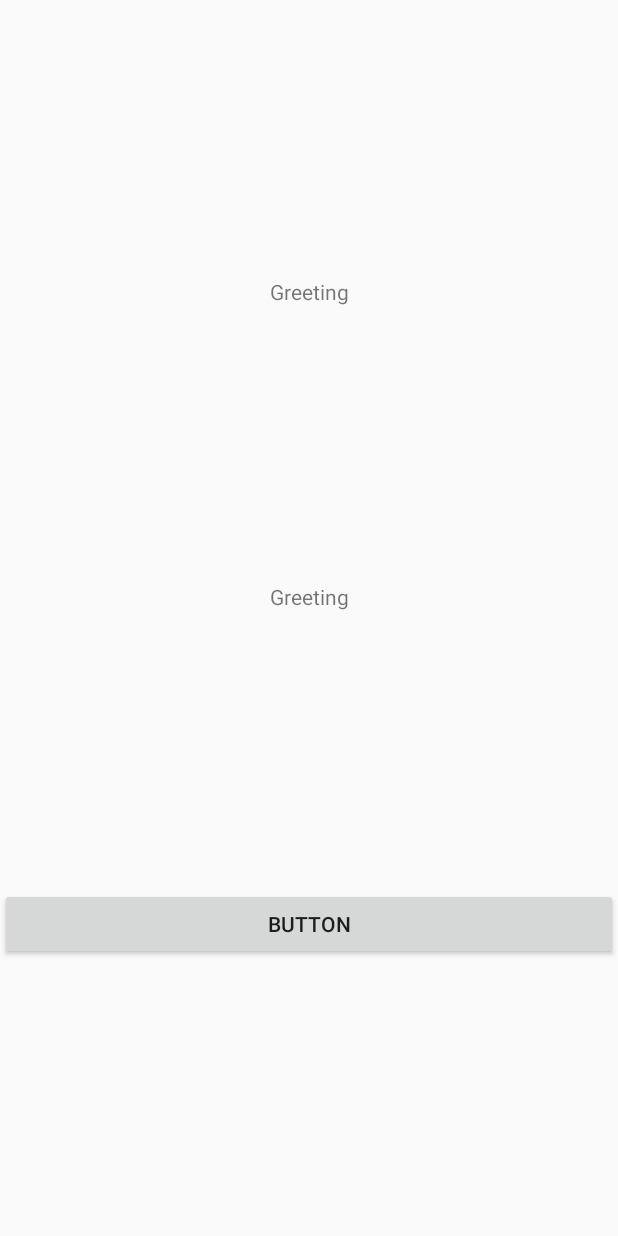
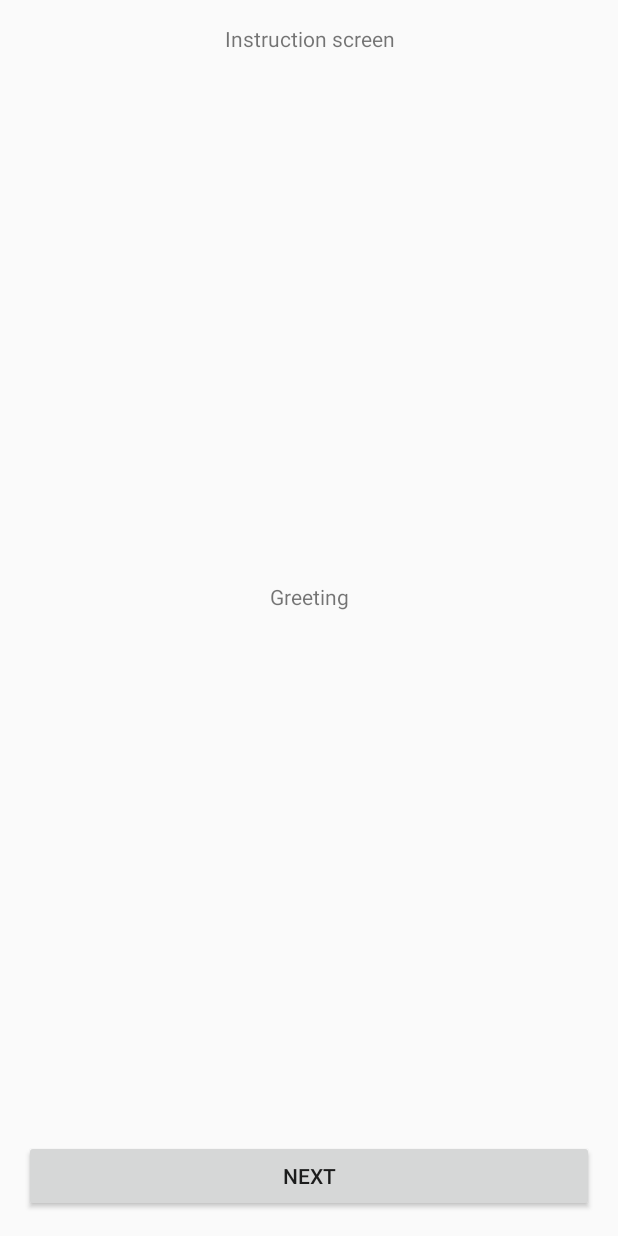
Before and after one commit to udacity/nd940-android-kotlin-course1-starter, an Android app: the OnboardInstructionFragment screen opened through its navigation route, on a phone screen of 412 x 824 dp. Run offline under Robolectric (Android 15) with nearby library versions, the phone set to English and light mode, and no system bars; our stand-ins replace data binding.

Commit message:
update onboard and instruction layouts

```diff
--- a/starter/app/src/main/java/com/udacity/shoestore/OnboardFragment.kt
+++ b/starter/app/src/main/java/com/udacity/shoestore/OnboardFragment.kt
@@ -23,7 +23,6 @@ class OnboardFragment : Fragment() {
         binding.apply {
             val res = resources
             greetingText.text = String.format(res.getString(R.string.onboard_greeting), "Hiep")
-            greetingText.setTextColor(Color.parseColor("#bdbdbd"))
         }
 
         binding.nextButton.setOnClickListener (
--- a/starter/app/src/main/java/com/udacity/shoestore/OnboardInstructionFragment.kt
+++ b/starter/app/src/main/java/com/udacity/shoestore/OnboardInstructionFragment.kt
@@ -6,7 +6,9 @@ import android.view.LayoutInflater
 import android.view.View
 import android.view.ViewGroup
 import androidx.databinding.DataBindingUtil
+import androidx.navigation.Navigation
 import com.udacity.shoestore.databinding.FragmentOnboardInstructionBinding
+import java.lang.String
 
 class OnboardInstructionFragment : Fragment() {
     override fun onCreateView(
@@ -20,6 +22,12 @@ class OnboardInstructionFragment : Fragment() {
             container,
             false
         )
+
+
+        binding.nextButton.setOnClickListener (
+            Navigation.createNavigateOnClickListener(R.id.action_onboardInstructionFragment_to_shoeListingFragment)
+        )
+
         return binding.root
     }
 }
--- a/starter/app/src/main/res/layout/fragment_onboard_instruction.xml
+++ b/starter/app/src/main/res/layout/fragment_onboard_instruction.xml
@@ -6,20 +6,23 @@
 
     <androidx.constraintlayout.widget.ConstraintLayout
         android:layout_width="match_parent"
-        android:layout_height="match_parent">
+        android:layout_height="match_parent"
+        android:padding="@dimen/common_padding">
+
+        <TextView
+            android:id="@+id/title_text"
+            android:layout_width="wrap_content"
+            android:layout_height="wrap_content"
+            android:text="@string/instruction_screen_title"
+            android:textAlignment="center"
+            app:layout_constraintBottom_toTopOf="@+id/greeting_text"
+            app:layout_constraintEnd_toEndOf="parent"
+            app:layout_constraintStart_toStartOf="parent"
+            app:layout_constraintTop_toTopOf="parent"
+            app:layout_constraintVertical_chainStyle="spread_inside" />
+
         <TextView
             android:id="@+id/greeting_text"
-            android:layout_width="wrap_content"
-            android:layout_height="wrap_content"
-            android:text="Greeting"
-            android:textAlignment="center"
-            app:layout_constraintBottom_toTopOf="@+id/greeting_text2"
-            app:layout_constraintEnd_toEndOf="parent"
-            app:layout_constraintStart_toStartOf="parent"
-            app:layout_constraintTop_toTopOf="parent" />
-
-        <TextView
-            android:id="@+id/greeting_text2"
             android:layout_width="wrap_content"
             android:layout_height="wrap_content"
             android:text="Greeting"
@@ -27,16 +30,16 @@
             app:layout_constraintBottom_toTopOf="@+id/next_button"
             app:layout_constraintEnd_toEndOf="parent"
             app:layout_constraintStart_toStartOf="parent"
-            app:layout_constraintTop_toBottomOf="@+id/greeting_text" />
+            app:layout_constraintTop_toBottomOf="@+id/title_text" />
 
         <Button
             android:id="@+id/next_button"
             android:layout_width="match_parent"
             android:layout_height="wrap_content"
-            android:text="Button"
+            android:text="@string/button_next"
             app:layout_constraintBottom_toBottomOf="parent"
             app:layout_constraintEnd_toEndOf="parent"
             app:layout_constraintStart_toStartOf="parent"
-            app:layout_constraintTop_toBottomOf="@+id/greeting_text2" />
+            app:layout_constraintTop_toBottomOf="@+id/greeting_text" />
     </androidx.constraintlayout.widget.ConstraintLayout>
 </layout>
--- a/starter/app/src/main/res/navigation/navigation.xml
+++ b/starter/app/src/main/res/navigation/navigation.xml
@@ -27,5 +27,14 @@
         android:id="@+id/onboardInstructionFragment"
         android:name="com.udacity.shoestore.OnboardInstructionFragment"
         android:label="fragment_onboard_instruction"
-        tools:layout="@layout/fragment_onboard_instruction" />
+        tools:layout="@layout/fragment_onboard_instruction" >
+        <action
+            android:id="@+id/action_onboardInstructionFragment_to_shoeListingFragment"
+            app:destination="@id/shoeListingFragment" />
+    </fragment>
+    <fragment
+        android:id="@+id/shoeListingFragment"
+        android:name="com.udacity.shoestore.ShoeListingFragment"
+        android:label="fragment_shoe_listing"
+        tools:layout="@layout/fragment_shoe_listing" />
 </navigation>
--- a/starter/app/src/main/res/values/strings.xml
+++ b/starter/app/src/main/res/values/strings.xml
@@ -9,4 +9,7 @@
     <string name="login_button">Login with an existing account</string>
     <string name="login_new_button">New Login</string>
     <string name="onboard_greeting">Welcome, %1$s!</string>
+    <string name="onboard_screen_title">Onboard screen</string>
+    <string name="instruction_screen_title">Instruction screen</string>
+    <string name="button_next">Next</string>
 </resources>
```
Also changed, not shown: starter/app/src/main/res/layout/fragment_onboard.xml (+11 -8 lines).
